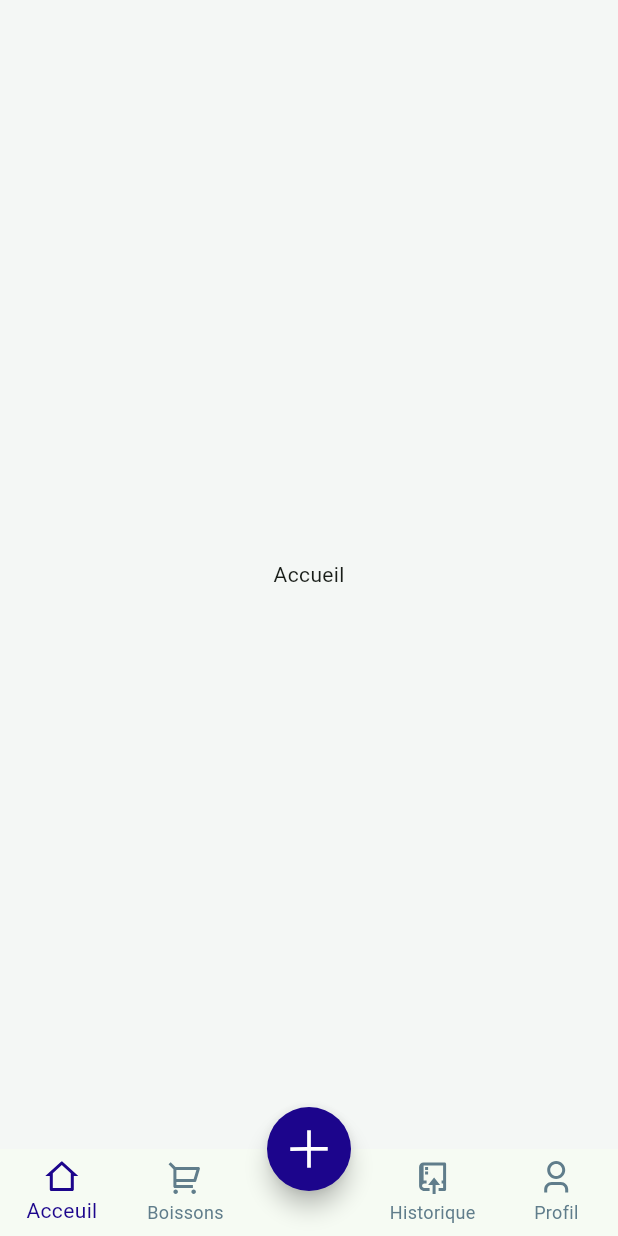
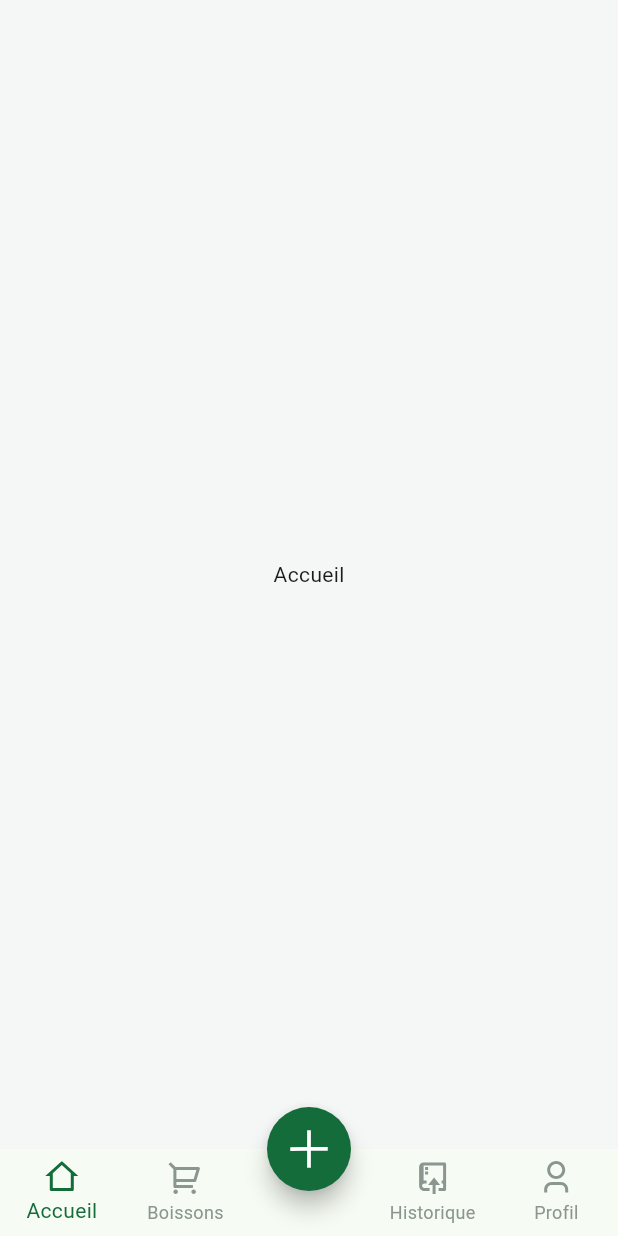
Before and after one commit to ESSIVIVI/Essivivi_mobile, a Flutter app: the ClientNav screen opened directly, on a phone screen of 412 x 824 dp. Run offline on Flutter 3.47's test engine with Material 3 defaults, Android fonts, the phone set to English and light mode, and no system bars; our stand-ins replace material_ui, remixicon.

Commit message:
style: harmonise Accueil et palette vert forêt sur les deux navigations

```diff
--- a/lib/main.dart
+++ b/lib/main.dart
@@ -1,4 +1,4 @@
-import 'package:essivivi/views/auth/auth_theme.dart';
+import 'package:essivivi/theme/app_colors.dart';
 import 'package:essivivi/views/auth/connection.dart';
 import 'package:material_ui/material_ui.dart';
 
@@ -14,8 +14,8 @@ class MyApp extends StatelessWidget {
     return MaterialApp(
       title: 'Essivivi',
       theme: ThemeData(
-        scaffoldBackgroundColor: AuthColors.background,
-        colorScheme: ColorScheme.fromSeed(seedColor: AuthColors.green),
+        scaffoldBackgroundColor: AppColors.background,
+        colorScheme: ColorScheme.fromSeed(seedColor: AppColors.green),
       ),
       home: const Connection(),
       debugShowCheckedModeBanner: false,
--- a/lib/views/auth/auth_theme.dart
+++ b/lib/theme/app_colors.dart
@@ -1,22 +1,22 @@
 import 'package:material_ui/material_ui.dart';
 
-/// Palette commune aux écrans d'authentification ESSIVIVI.
-class AuthColors {
-  const AuthColors._();
+/// Palette commune à toute l'application ESSIVIVI.
+class AppColors {
+  const AppColors._();
 
-  /// Vert forêt principal.
+  /// Vert forêt principal (en-têtes, boutons, liens, navigation active).
   static const Color green = Color(0xFF146C3B);
 
   /// Fond clair de l'écran.
   static const Color background = Color(0xFFF4F7F5);
 
-  /// Icônes et textes secondaires.
+  /// Icônes et textes secondaires (navigation inactive).
   static const Color muted = Color(0xFF8A968F);
 
   /// Textes indicatifs / placeholders.
   static const Color hint = Color(0xFFA0ABA4);
 
-  /// Textes gris foncé (ex. « Don't have an account? »).
+  /// Textes gris foncé.
   static const Color textMuted = Color(0xFF6E7A73);
 
   /// Bordure basse des champs au repos.
--- a/lib/views/auth/widgets/primary_auth_button.dart
+++ b/lib/views/auth/widgets/primary_auth_button.dart
@@ -1,6 +1,6 @@
 import 'package:material_ui/material_ui.dart';
 
-import '../auth_theme.dart';
+import 'package:essivivi/theme/app_colors.dart';
 
 /// Bouton d'action principal pleine largeur.
 class PrimaryAuthButton extends StatelessWidget {
@@ -23,9 +23,9 @@ class PrimaryAuthButton extends StatelessWidget {
       child: ElevatedButton(
         onPressed: isLoading ? null : onPressed,
         style: ElevatedButton.styleFrom(
-          backgroundColor: AuthColors.green,
+          backgroundColor: AppColors.green,
           foregroundColor: Colors.white,
-          disabledBackgroundColor: AuthColors.green.withValues(alpha: 0.7),
+          disabledBackgroundColor: AppColors.green.withValues(alpha: 0.7),
           elevation: 2,
           shape: RoundedRectangleBorder(
             borderRadius: BorderRadius.circular(6),
--- a/lib/views/auth/widgets/wave_header.dart
+++ b/lib/views/auth/widgets/wave_header.dart
@@ -1,6 +1,6 @@
 import 'package:material_ui/material_ui.dart';
 
-import '../auth_theme.dart';
+import 'package:essivivi/theme/app_colors.dart';
 
 /// Profil de la vague : chaque écran peut avoir des crêtes plus ou moins hautes.
 enum WaveProfile { signIn, signUp }
@@ -100,7 +100,7 @@ class _LiquidWavePainter extends CustomPainter {
     canvas.drawShadow(path, Colors.black.withValues(alpha: 0.28), 10.0, true);
 
     final Paint paint = Paint()
-      ..color = AuthColors.green
+      ..color = AppColors.green
       ..style = PaintingStyle.fill;
     canvas.drawPath(path, paint);
   }
--- a/lib/views/client/client_nav.dart
+++ b/lib/views/client/client_nav.dart
@@ -1,4 +1,5 @@
-import 'package:essivivi/views/client/onglets/acceuil.dart';
+import 'package:essivivi/theme/app_colors.dart';
+import 'package:essivivi/views/client/onglets/accueil.dart';
 import 'package:essivivi/views/client/onglets/boissons.dart';
 import 'package:essivivi/views/client/onglets/commande.dart';
 import 'package:essivivi/views/client/onglets/historique.dart';
@@ -33,12 +34,12 @@ class _ClientNavState extends State<ClientNav> {
   @override
   Widget build(BuildContext context) {
     List widgetList = [
-      Acceuil(),
-      Boissons(),
-      // index 2 reserved for the FAB (opens NewOperation)
+      const Accueil(),
+      const Boissons(),
+      // index 2 réservé au FAB (ouvre Commande)
       const SizedBox.shrink(),
-      Historique(),
-      Profil(),
+      const Historique(),
+      const Profil(),
     ];
 
     final currentPage = widgetList.elementAt(selectedIndex);
@@ -54,17 +55,7 @@ class _ClientNavState extends State<ClientNav> {
         setState(() => selectedIndex = 0);
       },
       child: Scaffold(
-        body:
-            selectedIndex == 4 ||
-                selectedIndex == 2 ||
-                selectedIndex == 1 ||
-                selectedIndex == 0 ||
-                selectedIndex == 3
-            ? currentPage
-            : Padding(
-                padding: const EdgeInsets.symmetric(horizontal: 20),
-                child: currentPage,
-              ),
+        body: currentPage,
         floatingActionButton: FloatingActionButton(
           onPressed: () {
             Navigator.push(
@@ -75,7 +66,7 @@ class _ClientNavState extends State<ClientNav> {
           shape: RoundedRectangleBorder(
             borderRadius: BorderRadius.circular(28),
           ),
-          backgroundColor: const Color(0xFF1c058c),
+          backgroundColor: AppColors.green,
           child: const Icon(
             RemixIcons.add_large_line,
             color: Colors.white,
@@ -85,16 +76,16 @@ class _ClientNavState extends State<ClientNav> {
         floatingActionButtonLocation: FloatingActionButtonLocation.centerDocked,
         bottomNavigationBar: BottomNavigationBar(
           type: BottomNavigationBarType.fixed,
-          unselectedItemColor: Colors.blueGrey,
+          unselectedItemColor: AppColors.muted,
           currentIndex: selectedIndex,
           onTap: onIndexTap,
           showUnselectedLabels: true,
-          selectedItemColor: const Color(0xFF1c058c),
+          selectedItemColor: AppColors.green,
           elevation: 0,
           items: const [
             BottomNavigationBarItem(
               icon: Icon(RemixIcons.home_2_line),
-              label: "Acceuil",
+              label: "Accueil",
             ),
             BottomNavigationBarItem(
               icon: Icon(RemixIcons.shopping_cart_2_line),
--- a/lib/views/client/onglets/acceuil.dart
+++ b/lib/views/client/onglets/accueil.dart
@@ -1,13 +1,13 @@
 import 'package:material_ui/material_ui.dart';
 
-class Acceuil extends StatefulWidget {
-  const Acceuil({super.key});
+class Accueil extends StatefulWidget {
+  const Accueil({super.key});
 
   @override
-  State<Acceuil> createState() => _AcceuilState();
+  State<Accueil> createState() => _AccueilState();
 }
 
-class _AcceuilState extends State<Acceuil> {
+class _AccueilState extends State<Accueil> {
   @override
   Widget build(BuildContext context) {
     return Scaffold(body: Center(child: Text("Accueil")));
--- a/lib/views/livreur/livreur_nav.dart
+++ b/lib/views/livreur/livreur_nav.dart
@@ -1,4 +1,5 @@
-import 'package:essivivi/views/livreur/onglets/acceuil.dart';
+import 'package:essivivi/theme/app_colors.dart';
+import 'package:essivivi/views/livreur/onglets/accueil.dart';
 import 'package:essivivi/views/livreur/onglets/activite.dart';
 import 'package:essivivi/views/livreur/onglets/carte.dart';
 import 'package:essivivi/views/livreur/onglets/client.dart';
@@ -33,9 +34,9 @@ class _LivreurNavState extends State<LivreurNav> {
   @override
   Widget build(BuildContext context) {
     List widgetList = [
-      const Acceuil(),
+      const Accueil(),
       const Boisson(),
-      // index 2 réservé au FAB (ouvre NewCommande)
+      // index 2 réservé au FAB (ouvre Commande)
       const SizedBox.shrink(),
       const Historique(),
       const Activite(),
@@ -65,7 +66,7 @@ class _LivreurNavState extends State<LivreurNav> {
           shape: RoundedRectangleBorder(
             borderRadius: BorderRadius.circular(28),
           ),
-          backgroundColor: const Color(0xFF1c058c),
+          backgroundColor: AppColors.green,
           child: const Icon(
             RemixIcons.add_large_line,
             color: Colors.white,
@@ -75,16 +76,16 @@ class _LivreurNavState extends State<LivreurNav> {
         floatingActionButtonLocation: FloatingActionButtonLocation.centerDocked,
         bottomNavigationBar: BottomNavigationBar(
           type: BottomNavigationBarType.fixed,
-          unselectedItemColor: Colors.blueGrey,
+          unselectedItemColor: AppColors.muted,
           currentIndex: selectedIndex,
           onTap: onIndexTap,
           showUnselectedLabels: true,
-          selectedItemColor: const Color(0xFF1c058c),
+          selectedItemColor: AppColors.green,
           elevation: 0,
           items: const [
             BottomNavigationBarItem(
               icon: Icon(RemixIcons.home_2_line),
-              label: "Acceuil",
+              label: "Accueil",
             ),
             BottomNavigationBarItem(
               icon: Icon(RemixIcons.group_line),
--- a/lib/views/livreur/onglets/acceuil.dart
+++ /dev/null
@@ -1,15 +0,0 @@
-import 'package:material_ui/material_ui.dart';
-
-class Acceuil extends StatefulWidget {
-  const Acceuil({super.key});
-
-  @override
-  State<Acceuil> createState() => _AcceuilState();
-}
-
-class _AcceuilState extends State<Acceuil> {
-  @override
-  Widget build(BuildContext context) {
-    return const Scaffold(body: Center(child: Text('Acceuil')));
-  }
-}
--- /dev/null
+++ b/lib/views/livreur/onglets/accueil.dart
@@ -0,0 +1,15 @@
+import 'package:material_ui/material_ui.dart';
+
+class Accueil extends StatefulWidget {
+  const Accueil({super.key});
+
+  @override
+  State<Accueil> createState() => _AccueilState();
+}
+
+class _AccueilState extends State<Accueil> {
+  @override
+  Widget build(BuildContext context) {
+    return const Scaffold(body: Center(child: Text('Accueil')));
+  }
+}
```
Also changed, not shown: lib/views/auth/connection.dart (+7 -7 lines), lib/views/auth/inscription.dart (+4 -4 lines), lib/views/auth/widgets/bottom_auth_link.dart (+4 -4 lines), lib/views/auth/widgets/custom_underline_field.dart (+5 -5 lines), 1 other file.
